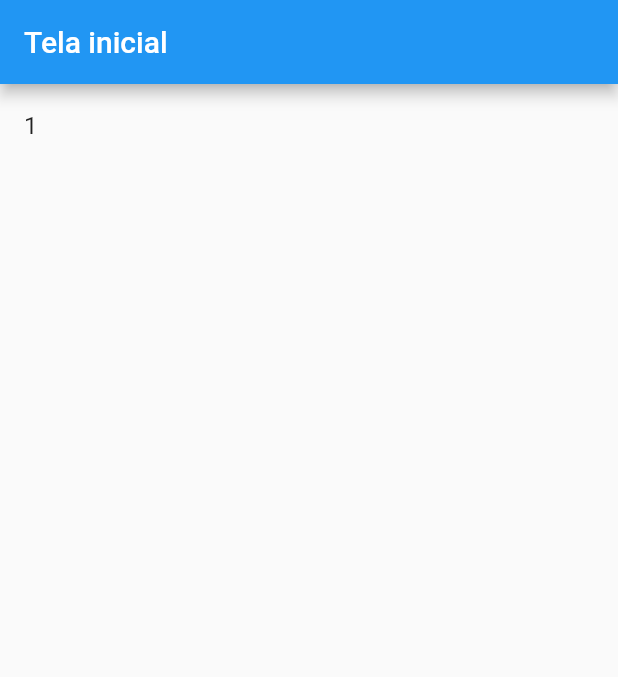
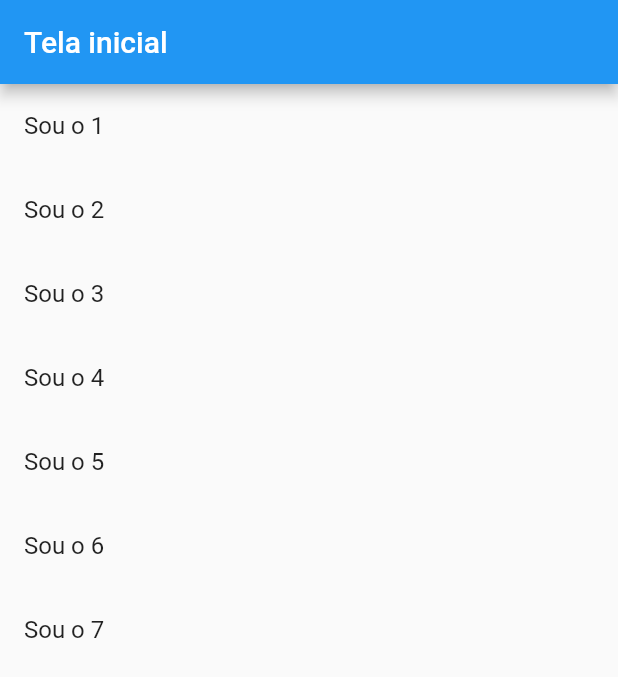
Before and after one commit to GreemerBR/proway_dart_flutter, a Flutter app: the screen it shows after launch, on a phone screen of 412 x 824 dp. Shown: the top 677 px of the screen. Run offline on Flutter 3.47's test engine with Material 2 defaults, Android fonts, the light colour scheme and no system bars; our stand-ins replace auto_size_text, share_plus, sqflite; accounts and stored records are empty.

Commit message:
Corrigindo exemplo

```diff
--- a/Dart/dart_avancado/packages/lib/app/presenter/home/home_page.dart
+++ b/Dart/dart_avancado/packages/lib/app/presenter/home/home_page.dart
@@ -12,6 +12,7 @@ class HomePage extends StatelessWidget {
         'https://api.whatsapp.com/send?phone=5545991318552&text=Ol%C3%A1%2C%20eu%20vi%20seu%20an%C3%BAncio%20no%20Deal.%20Podemos%20conversar%3F',
       );
     } catch (e) {
+      // ignore: avoid_print
       print('Deu erro $e');
     }
   }
--- a/Dart/dart_avancado/packages/lib/app/presenter/home/home_page_2.dart
+++ b/Dart/dart_avancado/packages/lib/app/presenter/home/home_page_2.dart
@@ -25,8 +25,14 @@ class _HomePage2State extends State<HomePage2> {
           if (snapshot.hasData == false) {
             return const CircularProgressIndicator();
           }
-          return ListTile(
-            title: Text(snapshot.data![0].toString()),
+          return ListView.builder(
+            physics: const BouncingScrollPhysics(),
+            itemCount: snapshot.data!.length,
+            itemBuilder: (context, index) {
+              return ListTile(
+                title: Text('Sou o ${snapshot.data![index]}'),
+              );
+            },
           );
         },
       ),
```
